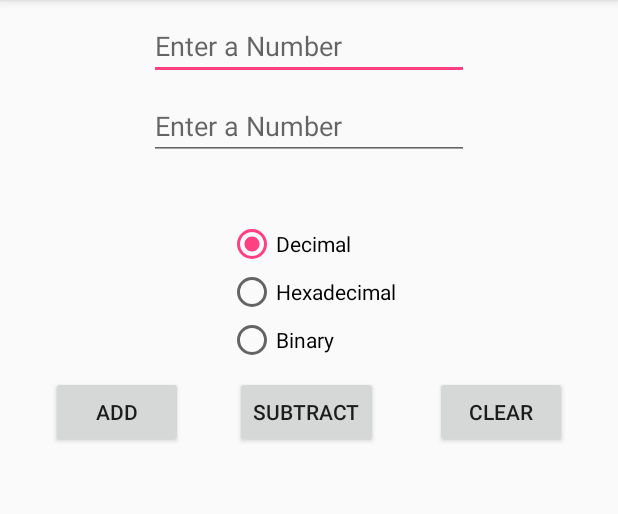
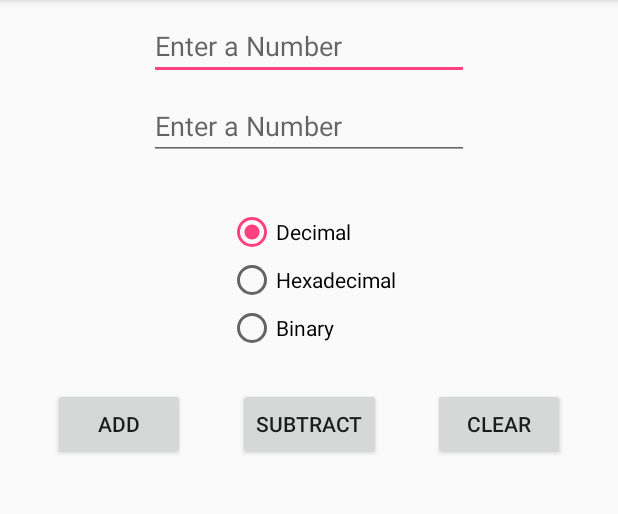
Before and after one commit to tm1287/CalculatorApp, an Android app: the screen it shows after launch (MainActivity), on a phone screen of 412 x 824 dp, the part 84-598 px from its top. Run offline under Robolectric (Android 15) with nearby library versions, the phone set to English and light mode, and no system bars.

Commit message:
Modified main_activity design layout slightly & added hardcoded strings to string.xml file.

```diff
--- a/app/src/main/res/layout/activity_main.xml
+++ b/app/src/main/res/layout/activity_main.xml
@@ -15,7 +15,7 @@
         android:layout_marginStart="8dp"
         android:layout_marginTop="8dp"
         android:ems="10"
-        android:hint="Enter a Number"
+        android:hint="@string/enter_a_number"
         android:inputType="number"
         app:layout_constraintEnd_toEndOf="parent"
         app:layout_constraintStart_toStartOf="parent"
@@ -29,7 +29,7 @@
         android:layout_marginStart="8dp"
         android:layout_marginTop="8dp"
         android:ems="10"
-        android:hint="Enter a Number"
+        android:hint="@string/enter_a_number"
         android:inputType="number"
         app:layout_constraintEnd_toEndOf="parent"
         app:layout_constraintStart_toStartOf="parent"
@@ -39,42 +39,38 @@
         android:id="@+id/addBtn"
         android:layout_width="wrap_content"
         android:layout_height="wrap_content"
+        android:layout_marginEnd="8dp"
         android:layout_marginStart="8dp"
-        android:layout_marginTop="8dp"
-        android:text="ADD"
+        android:layout_marginTop="24dp"
+        android:text="@string/add"
         app:layout_constraintEnd_toStartOf="@+id/subBtn"
         app:layout_constraintHorizontal_bias="0.5"
         app:layout_constraintStart_toStartOf="parent"
-        app:layout_constraintTop_toBottomOf="@+id/radioGroup"
-        android:layout_marginLeft="8dp" />
+        app:layout_constraintTop_toBottomOf="@+id/radioGroup" />
 
     <Button
         android:id="@+id/subBtn"
         android:layout_width="wrap_content"
         android:layout_height="wrap_content"
-        android:layout_marginStart="8dp"
-        android:layout_marginTop="8dp"
-        android:text="SUBTRACT"
+        android:layout_marginTop="24dp"
+        android:text="@string/subtract"
         app:layout_constraintEnd_toStartOf="@+id/clrBtn"
         app:layout_constraintHorizontal_bias="0.5"
         app:layout_constraintStart_toEndOf="@+id/addBtn"
-        app:layout_constraintTop_toBottomOf="@+id/radioGroup"
-        android:layout_marginLeft="8dp" />
+        app:layout_constraintTop_toBottomOf="@+id/radioGroup" />
 
     <Button
         android:id="@+id/clrBtn"
         android:layout_width="wrap_content"
         android:layout_height="wrap_content"
         android:layout_marginEnd="8dp"
-        android:layout_marginStart="12dp"
-        android:layout_marginTop="8dp"
-        android:text="CLEAR"
+        android:layout_marginStart="8dp"
+        android:layout_marginTop="24dp"
+        android:text="@string/clear"
         app:layout_constraintEnd_toEndOf="parent"
         app:layout_constraintHorizontal_bias="0.5"
         app:layout_constraintStart_toEndOf="@+id/subBtn"
-        app:layout_constraintTop_toBottomOf="@+id/radioGroup"
-        android:layout_marginRight="8dp"
-        android:layout_marginLeft="12dp" />
+        app:layout_constraintTop_toBottomOf="@+id/radioGroup" />
 
     <TextView
         android:id="@+id/resultTextView"
@@ -93,7 +89,7 @@
         android:id="@+id/radioGroup"
         android:layout_width="wrap_content"
         android:layout_height="wrap_content"
-        android:layout_marginTop="40dp"
+        android:layout_marginTop="32dp"
         android:orientation="vertical"
         app:layout_constraintEnd_toEndOf="parent"
         app:layout_constraintHorizontal_bias="0.507"
@@ -108,14 +104,14 @@
             android:layout_height="wrap_content"
             android:checked="true"
             android:onClick="onChangeBase"
-            android:text="Decimal" />
+            android:text="@string/decimal" />
 
         <RadioButton
             android:id="@+id/hexRadioButton"
             android:layout_width="wrap_content"
             android:layout_height="wrap_content"
             android:onClick="onChangeBase"
-            android:text="Hexadecimal" />
+            android:text="@string/hexadecimal" />
 
         <RadioButton
             android:id="@+id/binaryRadioButton"
@@ -123,7 +119,7 @@
             android:layout_height="wrap_content"
             android:layout_weight="1"
             android:onClick="onChangeBase"
-            android:text="Binary" />
+            android:text="@string/binary" />
     </RadioGroup>
 
 </android.support.constraint.ConstraintLayout>
--- a/app/src/main/res/values/strings.xml
+++ b/app/src/main/res/values/strings.xml
@@ -1,3 +1,10 @@
 <resources>
     <string name="app_name">Calculator App</string>
+    <string name="enter_a_number">Enter a Number</string>
+    <string name="add">ADD</string>
+    <string name="subtract">SUBTRACT</string>
+    <string name="clear">CLEAR</string>
+    <string name="decimal">Decimal</string>
+    <string name="hexadecimal">Hexadecimal</string>
+    <string name="binary">Binary</string>
 </resources>
```
